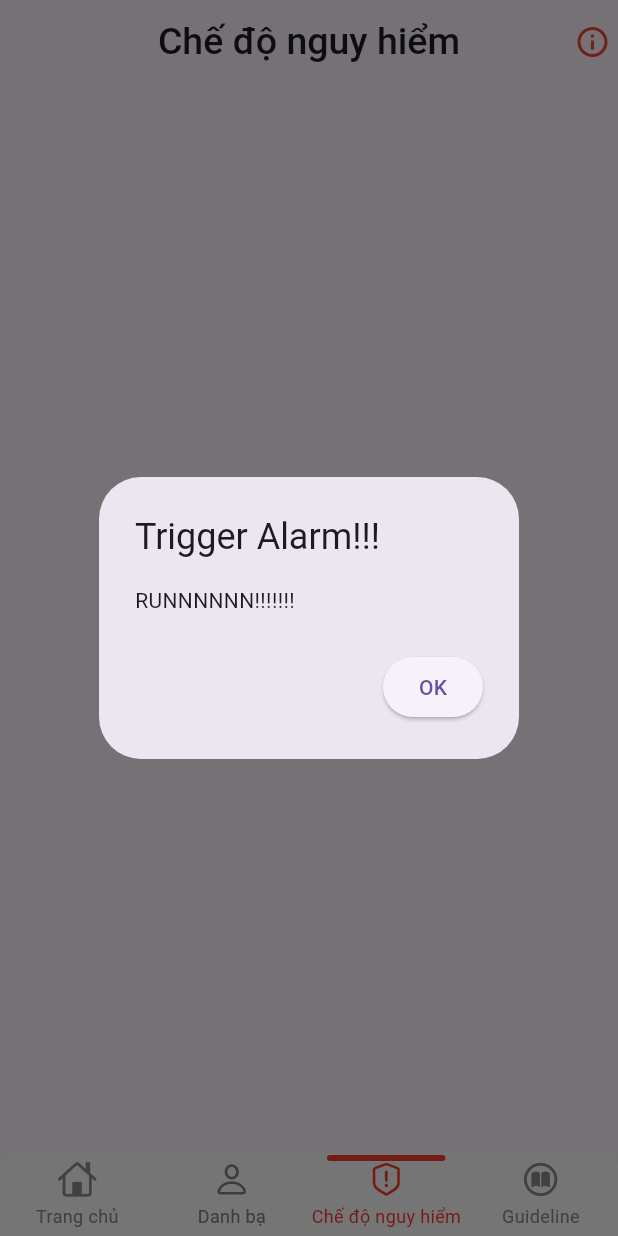
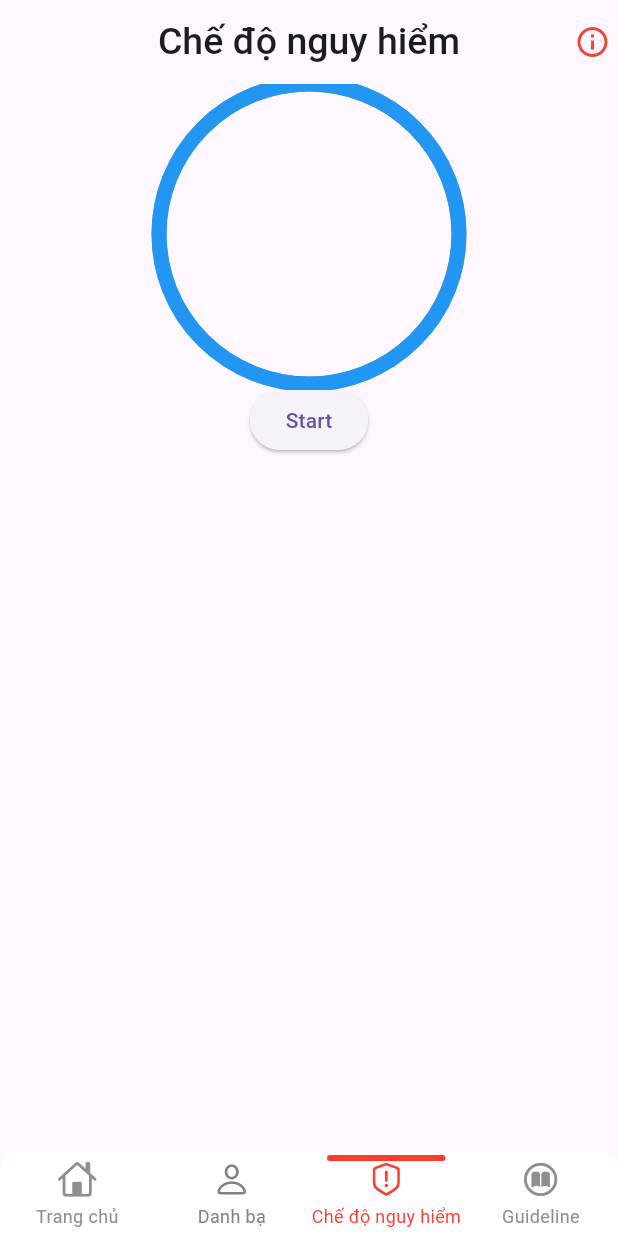
Before and after one commit to thanhtranngoc2211/flutter_emergency, a Flutter app: the screen it shows after launch, item 3 of the bottom bar chosen, after a tap on the "info outline" icon, on a phone screen of 412 x 824 dp. Run offline on Flutter 3.47's test engine with Material 3 defaults, Android fonts, the phone set to English and light mode, and no system bars; drawn by our look-alikes of persistent_bottom_nav_bar; our stand-ins replace audioplayers, circular_countdown_timer, cloud_firestore, firebase_core, flutter_sticky_header, flutter_svg and 3 more; missing offline and left inert: flutter_phone_direct_caller, neumorphic_ui; accounts and stored records are empty.

Commit message:
change clock model

```diff
--- a/lib/pages/alonemode.dart
+++ b/lib/pages/alonemode.dart
@@ -1,6 +1,7 @@
 import 'dart:async';
 import 'package:flutter/material.dart';
 import 'package:audioplayers/audioplayers.dart';
+import 'package:circular_countdown_timer/circular_countdown_timer.dart';
 
 class AloneMode extends StatefulWidget {
   @override
@@ -8,6 +9,8 @@
 }
 
 class _AloneModeState extends State<AloneMode> {
+  int _secondsRemaining = 60;
+
   int _seconds = 0;
   bool _timerActive = false;
   late Timer _timer;
@@ -17,7 +20,7 @@
   @override
   void initState() {
     super.initState();
-    _timer = Timer.periodic(Duration(seconds: 1), _updateTimer);
+    // _timer = Timer.periodic(Duration(seconds: 1), _updateTimer);
   }
 
   @override
@@ -64,6 +67,19 @@
     _audioPlayer.play(AssetSource('assets/sounds/wake.mp3'));
   }
 
+  void startTimer() {
+    const oneSecond = Duration(seconds: 1);
+    _timer = Timer.periodic(oneSecond, (timer) {
+      setState(() {
+        if (_secondsRemaining > 0) {
+          _secondsRemaining--;
+        } else {
+          _timer.cancel();
+        }
+      });
+    });
+  }
+
   Future<void> _showAlertDialog() async {
     return showDialog(
       context: context,
@@ -91,6 +107,7 @@
 
   @override
   Widget build(BuildContext context) {
+    final CountDownController _timerController = CountDownController();
     return MaterialApp(
         debugShowCheckedModeBanner: false,
         home: Scaffold(
@@ -104,7 +121,7 @@
               Container(
                 margin: EdgeInsets.only(right: 5),
                 child: GestureDetector(
-                onTap: _cancelTimer,
+                  onTap: () {},
                   child: Icon(
                     Icons.info_outline,
                     color: Colors.red,
@@ -113,30 +130,50 @@
               )
             ],
           ),
+          // body: Center(
+          //   child: Column(
+          //     mainAxisAlignment: MainAxisAlignment.center,
+          //     children: <Widget>[
+          //       StreamBuilder<int>(
+          //         stream: Stream.periodic(Duration(seconds: 1), (i) => i),
+          //         builder: (context, snapshot) {
+          //           final remainingSeconds = _seconds - (snapshot.data ?? 0);
+          //           return Text(
+          //             '${remainingSeconds > 0 ? remainingSeconds : 0} seconds',
+          //             style: TextStyle(fontSize: 24),
+          //           );
+          //         },
+          //       ),
+          //       SizedBox(height: 20),
+          //       ElevatedButton(
+          //         onPressed: !_timerActive ? _startTimer : _cancelTimer,
+          //         child: Text(
+          //             _timerActive ? 'Cancel Timer' : 'Start 10-Second Timer'),
+          //       ),
+          //     ],
+          //   ),
+          // ),
           body: Center(
             child: Column(
-            mainAxisAlignment: MainAxisAlignment.center,
-            children: <Widget>[
-              StreamBuilder<int>(
-                stream: Stream.periodic(Duration(seconds: 1), (i) => i),
-                builder: (context, snapshot) {
-                  final remainingSeconds = _seconds - (snapshot.data ?? 0);
-                  return Text(
-                    '${remainingSeconds > 0 ? remainingSeconds : 0} seconds',
-                    style: TextStyle(fontSize: 24),
-                  );
+              children: [
+                Container(
+                  width: 200,
+                  height: 200,
+                  child: CircularProgressIndicator(
+                    value: _secondsRemaining / 60,
+                    strokeWidth: 10,
+                    valueColor: AlwaysStoppedAnimation<Color>(Colors.blue),
+                    backgroundColor: Colors.grey,
+                  ),
+                ),
+                ElevatedButton(
+                    onPressed: () {
+                      startTimer();
                     },
-              ),
-              SizedBox(height: 20),
-              ElevatedButton(
-                onPressed: !_timerActive ? _startTimer : _cancelTimer,
-                child: Text(
-                    _timerActive ? 'Cancel Timer' : 'Start 10-Second Timer'),
-              ),
+                    child: Text('Start'))
               ],
             ),
           ),
-      ),
-    );
+        ));
   }
 }
--- a/pubspec.yaml
+++ b/pubspec.yaml
@@ -48,6 +48,7 @@
   firebase_core: ^2.24.0
   cloud_firestore: ^4.13.3
   audioplayers: ^5.2.1
+  circular_countdown_timer: ^0.2.3
 
 dev_dependencies:
   flutter_test:
```
Also changed, not shown: pubspec.lock. Lines whose indentation alone changed are shown as unchanged.
